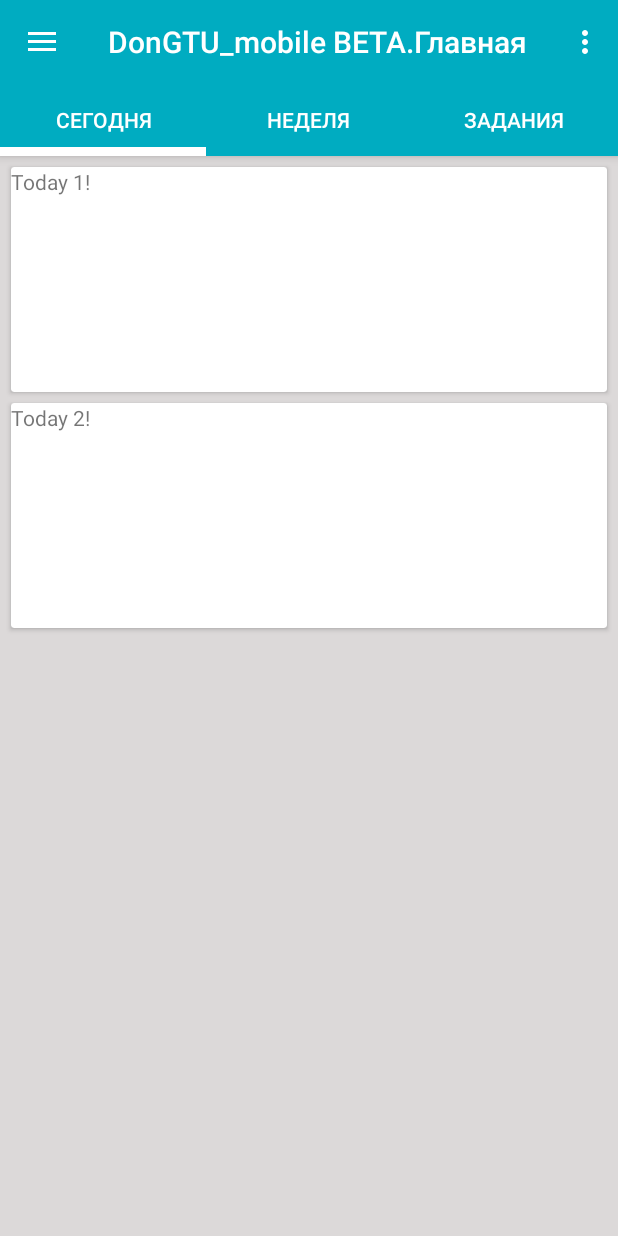
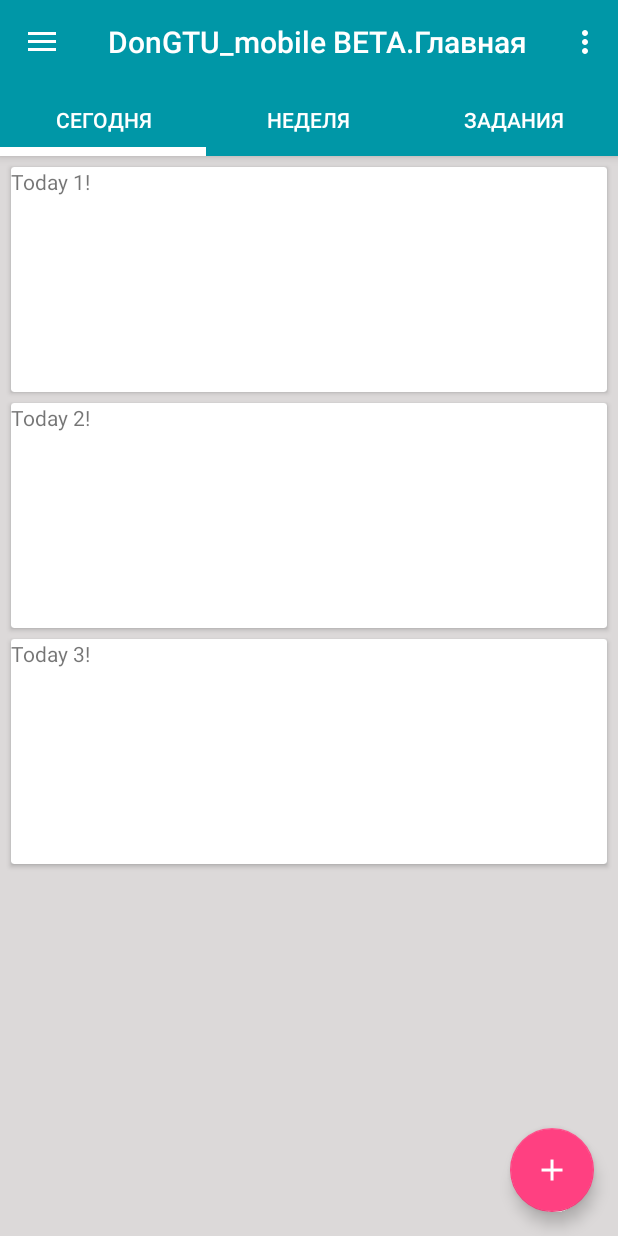
Before and after one commit to 4evterg/DonGTU_mobile, an Android app: the MainActivity screen opened directly, with no data from a screen before it, on a phone screen of 412 x 824 dp. Run offline under Robolectric (Android 15) with nearby library versions, the phone set to English and light mode, and no system bars.

Commit message:
add action button + scrollview for schedule.today + upload plus icons

```diff
--- /dev/null
+++ b/DonGTU_mobile/app/src/main/res/drawable-v21/plus.xml
@@ -0,0 +1,8 @@
+<!-- drawable/plus.xml -->
+<vector xmlns:android="http://schemas.android.com/apk/res/android"
+    android:height="24dp"
+    android:width="24dp"
+    android:viewportWidth="24"
+    android:viewportHeight="24">
+    <path android:fillColor="#000" android:pathData="M19,13H13V19H11V13H5V11H11V5H13V11H19V13Z" />
+</vector>
--- a/DonGTU_mobile/app/src/main/res/layout/activity_main.xml
+++ b/DonGTU_mobile/app/src/main/res/layout/activity_main.xml
@@ -52,6 +52,15 @@
             android:layout_height="match_parent"
             app:layout_behavior="@string/appbar_scrolling_view_behavior"/>
 
+        <!-- экшн-кнопочка -->
+        <android.support.design.widget.FloatingActionButton
+            android:id="@+id/fab_schedule"
+            android:layout_width="wrap_content"
+            android:layout_height="wrap_content"
+            android:layout_gravity="bottom|end"
+            android:layout_margin="@dimen/fab_margin"
+            android:src="@mipmap/ic_plus_white_24dp" />
+
     </android.support.design.widget.CoordinatorLayout>
 
     <!-- Боковое меню/панель-->
--- a/DonGTU_mobile/app/src/main/res/layout/fragment_schedule_today.xml
+++ b/DonGTU_mobile/app/src/main/res/layout/fragment_schedule_today.xml
@@ -8,6 +8,17 @@
         <!--android:layout_width="match_parent"-->
         <!--android:layout_height="match_parent"-->
         <!--android:text="Today!"/>-->
+
+    <!-- обеспечивает прокрутку-->
+    <ScrollView
+        android:layout_width="match_parent"
+        android:layout_height="match_parent" >
+
+        <!-- Еще один ЛЛ необходим для скролвью, т.к. скролл вью может содержать только один элемент-->
+        <LinearLayout xmlns:android="http://schemas.android.com/apk/res/android"
+            android:orientation="vertical" android:layout_width="match_parent"
+            android:layout_height="wrap_content"
+            android:background="@color/mainBackground">
 
             <android.support.v7.widget.CardView
                 xmlns:card_view="http://schemas.android.com/apk/res-auto"
@@ -43,4 +54,25 @@
                     android:text="Today 2!"/>
             </android.support.v7.widget.CardView>
 
+            <android.support.v7.widget.CardView
+                xmlns:card_view="http://schemas.android.com/apk/res-auto"
+                android:id="@+id/card_view3"
+                android:layout_gravity="center"
+                android:layout_width="match_parent"
+                android:layout_height="150dp"
+                android:layout_marginBottom="@dimen/card_margin"
+                android:layout_marginLeft="@dimen/card_margin"
+                android:layout_marginRight="@dimen/card_margin"
+                card_view:cardCornerRadius="2dp">
+
+                <TextView
+                    android:id="@+id/info_text3"
+                    android:layout_width="match_parent"
+                    android:layout_height="match_parent"
+                    android:text="Today 3!"/>
+            </android.support.v7.widget.CardView>
+
         </LinearLayout>
+
+    </ScrollView>
+</LinearLayout>
--- a/DonGTU_mobile/app/src/main/res/values/colors.xml
+++ b/DonGTU_mobile/app/src/main/res/values/colors.xml
@@ -1,7 +1,7 @@
 <?xml version="1.0" encoding="utf-8"?>
 <resources>
-    <color name="colorPrimary">#00ACC1</color>
-    <color name="colorPrimaryDark">#008A9A</color>
+    <color name="colorPrimary">#0097A7</color>
+    <color name="colorPrimaryDark">#006064</color>
     <color name="colorAccent">#FF4081</color>
     <color name="mainBackground">#dcd9d9</color>
     <color name="colorWhite">#FFFFFF</color>
--- a/DonGTU_mobile/app/src/main/res/values/dimens.xml
+++ b/DonGTU_mobile/app/src/main/res/values/dimens.xml
@@ -5,5 +5,7 @@
     <dimen name="default_margin">30dp</dimen>
     <dimen name="activity_horizontal_margin">0dp</dimen>
     <dimen name="card_margin">7dp</dimen>
+    <!-- Отступы для экшн-кнопочки -->
+    <dimen name="fab_margin">16dp</dimen>
 
 </resources>
```
Also changed, not shown: DonGTU_mobile/app/src/main/res/mipmap-hdpi/ic_plus_white_24dp.png (added), DonGTU_mobile/app/src/main/res/mipmap-mdpi/ic_plus_white_24dp.png (added), DonGTU_mobile/app/src/main/res/mipmap-xhdpi/ic_plus_white_24dp.png (added), DonGTU_mobile/app/src/main/res/mipmap-xxhdpi/ic_plus_white_24dp.png (added), DonGTU_mobile/app/src/main/res/mipmap-xxxhdpi/ic_plus_white_24dp.png (added). Lines whose indentation alone changed are shown as unchanged.
